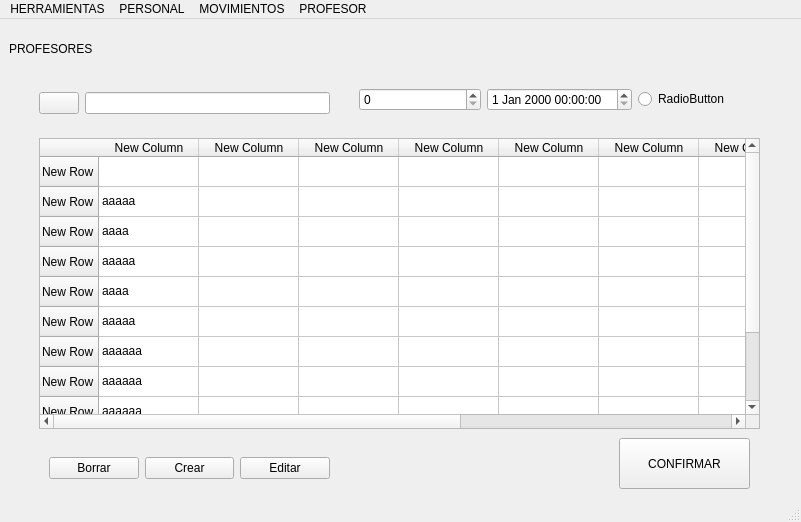
The window that blustock/uis/main.ui (MaxAPBusiness/Blustock) describes before a commit, drawn with Qt 5.
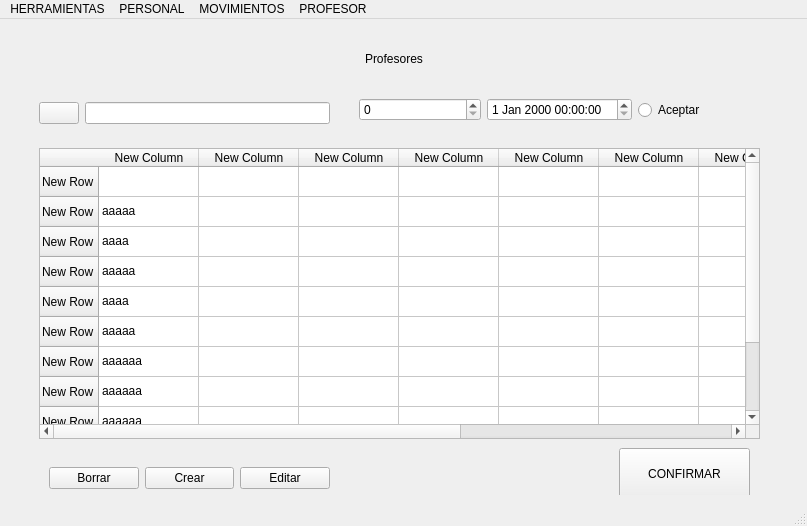
The same window after the commit. Icons and pictures are not drawn.

The edit to the form file:
```diff
--- a/blustock/uis/main.ui
+++ b/blustock/uis/main.ui
@@ -6,8 +6,8 @@
    <rect>
     <x>0</x>
     <y>0</y>
-    <width>801</width>
-    <height>522</height>
+    <width>807</width>
+    <height>526</height>
    </rect>
   </property>
   <property name="windowTitle">
@@ -18,7 +18,7 @@
   </property>
   <widget class="QWidget" name="centralwidget">
    <layout class="QGridLayout" name="gridLayout_3">
-    <item row="0" column="0">
+    <item row="1" column="0">
      <widget class="QStackedWidget" name="stackedWidget">
       <widget class="QWidget" name="page">
        <widget class="QWidget" name="verticalLayoutWidget">
@@ -31,10 +31,10 @@
          </rect>
         </property>
         <layout class="QVBoxLayout" name="verticalLayout">
-         <item>
-          <widget class="QLabel" name="label">
+         <item alignment="Qt::AlignHCenter">
+          <widget class="QLabel" name="labelprofesores">
            <property name="text">
-            <string>PROFESORES</string>
+            <string>Profesores</string>
            </property>
           </widget>
          </item>
@@ -257,7 +257,7 @@
           <x>350</x>
           <y>60</y>
           <width>401</width>
-          <height>23</height>
+          <height>24</height>
          </rect>
         </property>
         <layout class="QHBoxLayout" name="horizontalLayout_2">
@@ -270,7 +270,7 @@
          <item>
           <widget class="QRadioButton" name="radioButton">
            <property name="text">
-            <string>RadioButton</string>
+            <string>Aceptar</string>
            </property>
           </widget>
          </item>
@@ -326,6 +326,22 @@
       <widget class="QWidget" name="page_2"/>
      </widget>
     </item>
+    <item row="0" column="0">
+     <spacer name="verticalSpacer">
+      <property name="orientation">
+       <enum>Qt::Vertical</enum>
+      </property>
+      <property name="sizeType">
+       <enum>QSizePolicy::Fixed</enum>
+      </property>
+      <property name="sizeHint" stdset="0">
+       <size>
+        <width>20</width>
+        <height>10</height>
+       </size>
+      </property>
+     </spacer>
+    </item>
    </layout>
   </widget>
   <widget class="QMenuBar" name="menubar">
@@ -333,7 +349,7 @@
     <rect>
      <x>0</x>
      <y>0</y>
-     <width>801</width>
+     <width>807</width>
      <height>22</height>
     </rect>
    </property>
```
Left out of the diff: 7 changed lines with no effect on the pictures.
